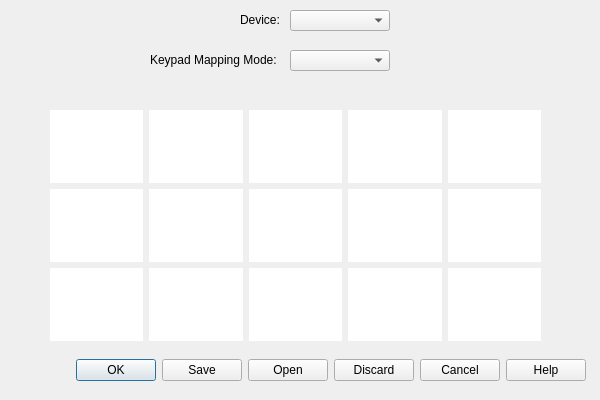
This is companion/KeypadCompanion.ui in VoxelTek/SkyMusicKeypad as Qt 5 draws it before an edit. The edited form follows.
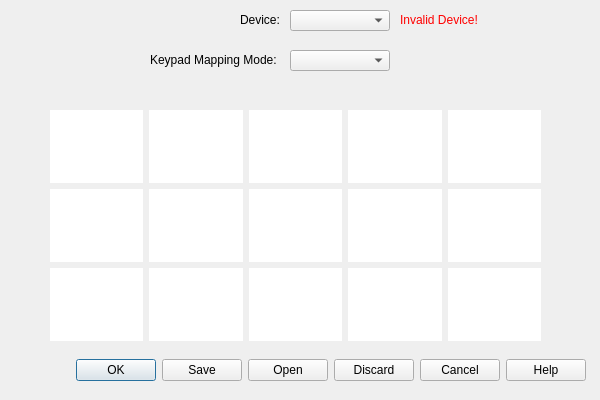
This is the edited form. Icons and pictures are not drawn. Custom widgets are drawn as their Qt base class.

What changed in the file:
```diff
--- a/companion/KeypadCompanion.ui
+++ b/companion/KeypadCompanion.ui
@@ -664,7 +664,42 @@
     <string/>
    </property>
   </widget>
+  <widget class="QLabel" name="validLabel">
+   <property name="enabled">
+    <bool>false</bool>
+   </property>
+   <property name="geometry">
+    <rect>
+     <x>400</x>
+     <y>2</y>
+     <width>100</width>
+     <height>36</height>
+    </rect>
+   </property>
+   <property name="cursor">
+    <cursorShape>ArrowCursor</cursorShape>
+   </property>
+   <property name="autoFillBackground">
+    <bool>false</bool>
+   </property>
+   <property name="styleSheet">
+    <string notr="true">color: rgb(255, 0, 0);</string>
+   </property>
+   <property name="lineWidth">
+    <number>1</number>
+   </property>
+   <property name="text">
+    <string>Invalid Device!</string>
+   </property>
+  </widget>
  </widget>
+ <customwidgets>
+  <customwidget>
+   <class>keybindEdit</class>
+   <extends>QLineEdit</extends>
+   <header location="global">keybindedit.h</header>
+  </customwidget>
+ </customwidgets>
  <tabstops>
   <tabstop>device</tabstop>
   <tabstop>keypadMode</tabstop>
```
Left out of the diff: 70 changed lines with no effect on the pictures.
